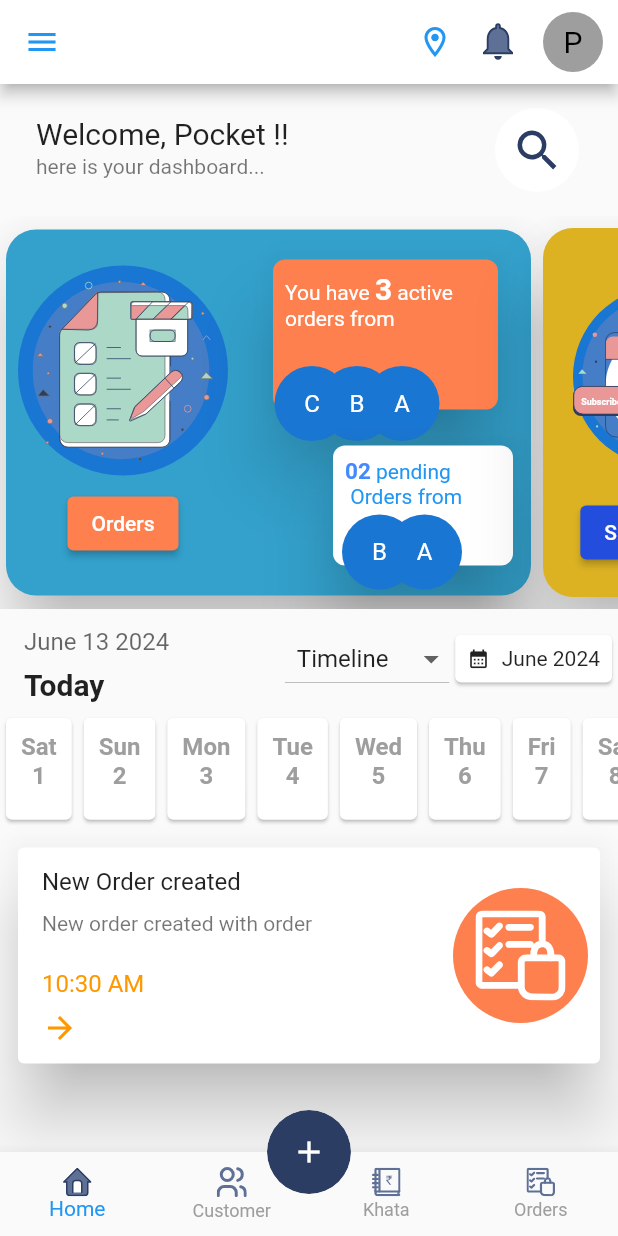
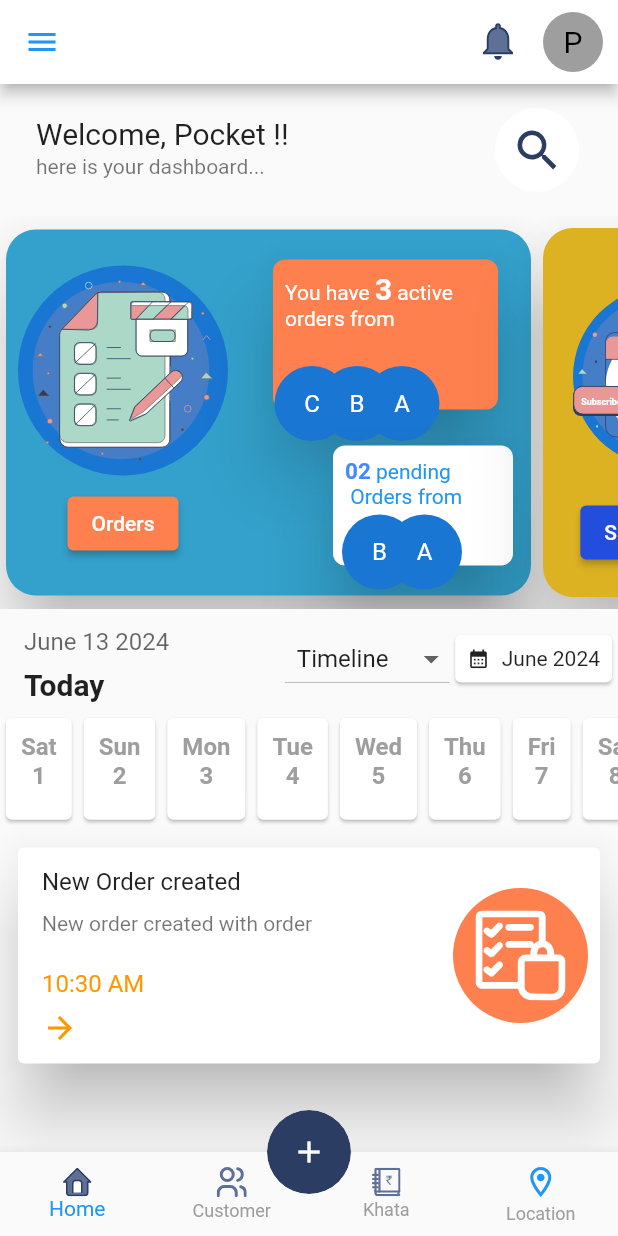
Before and after one commit to PankajChauhan1997/firebase, a Flutter app: the screen it shows once a user with an empty profile is signed in, on a phone screen of 412 x 824 dp. Run offline on Flutter 3.47's test engine with Material 2 defaults, Android fonts, the phone set to English and light mode, and no system bars; our stand-ins replace firebase_auth, firebase_core, flutter_svg, get, google_maps_flutter, location and 1 more; accounts and stored records are empty; network calls fail; project files that could hold a hidden picture were left out.

Commit message:
13/06/2024 pankaj

```diff
--- a/lib/controller/homeController.dart
+++ b/lib/controller/homeController.dart
@@ -1,10 +1,110 @@
 import 'package:firebase_auth/firebase_auth.dart';
+import 'package:flutter/cupertino.dart';
+import 'package:flutter/material.dart';
 import 'package:get/get.dart';
+import 'package:intl/intl.dart';
+import 'package:package_info_plus/package_info_plus.dart';
 import 'package:pankaj_fires/view/signupView.dart';
 
+import '../view/homeView.dart';
+
 class HomeController extends GetxController {
+  var selectedIndex = 0.obs;
+  final TextEditingController dateController = TextEditingController();
+  final Rx<DateTime> selectedDate = DateTime.now().obs;
   Future<void> signOut() async {
     await FirebaseAuth.instance.signOut();
     Get.offAll(SignUp());
   }
+
+  void selectDate(DateTime date) {
+    dateController.text = DateFormat('MMMM dd yyyy').format(date);
+    selectedDate.value = date;
+  }
+
+  String getDayOfWeek(DateTime date) {
+    List<String> days = ['Mon', 'Tue', 'Wed', 'Thu', 'Fri', 'Sat', 'Sun'];
+    return days[date.weekday - 1];
+  }
+
+  var dropdownValue = 'Timeline'.obs;
+
+  void updateValue(String newValue) {
+    dropdownValue.value = newValue;
+  }
+
+  int getLastDayOfMonth() {
+    DateTime now = DateTime.now();
+    DateTime lastDayOfMonth = DateTime(now.year, now.month + 1, 0);
+    return lastDayOfMonth.day;
+  }
+
+  void changeIndex(int index) {
+    selectedIndex.value = index;
+  }
 }
+
+class AppDrawer extends StatelessWidget {
+  @override
+  Widget build(BuildContext context) {
+    return FutureBuilder<PackageInfo>(
+      future: PackageInfo.fromPlatform(),
+      builder: (context, snapshot) {
+        if (snapshot.connectionState == ConnectionState.waiting) {
+          return Center(child: CircularProgressIndicator());
+        } else if (snapshot.hasError) {
+          return Center(child: Text('Error loading version'));
+        } else {
+          final packageInfo = snapshot.data;
+          final version = packageInfo?.version ?? 'Unknown version';
+          return Drawer(
+            child: Column(
+              mainAxisAlignment: MainAxisAlignment.spaceBetween,
+              children: <Widget>[
+                Expanded(
+                  child: ListView(
+                    padding: EdgeInsets.zero,
+                    children: <Widget>[
+                      DrawerHeader(
+                        decoration: BoxDecoration(
+                            image: DecorationImage(
+                                image: AssetImage(
+                                    'assets/pocket_hrms_main_logo.png'))),
+                        child: Text(''),
+                      ),
+                      ListTile(
+                        leading: Icon(Icons.home),
+                        title: Text('Home'),
+                        onTap: () {
+                          Navigator.pop(context);
+                          Navigator.push(
+                            context,
+                            MaterialPageRoute(builder: (context) => HomePage()),
+                          );
+                        },
+                      ),
+                      ListTile(
+                        leading: Icon(Icons.person),
+                        title: Text('Profile'),
+                        onTap: () {},
+                      ),
+                      ListTile(
+                        leading: Icon(Icons.settings),
+                        title: Text('Settings'),
+                        onTap: () {},
+                      ),
+                    ],
+                  ),
+                ),
+                Padding(
+                  padding: const EdgeInsets.all(16.0),
+                  child: Text('Version: $version'),
+                ),
+              ],
+            ),
+          );
+        }
+      },
+    );
+  }
+}
--- /dev/null
+++ b/lib/model/customerData.dart
@@ -0,0 +1,135 @@
+// To parse this JSON data, do
+//
+//     final customersData = customersDataFromJson(jsonString);
+
+import 'dart:convert';
+
+List<CustomersDataModel> customersDataFromJson(String str) =>
+    List<CustomersDataModel>.from(
+        json.decode(str).map((x) => CustomersDataModel.fromJson(x)));
+
+String customersDataToJson(List<CustomersDataModel> data) =>
+    json.encode(List<dynamic>.from(data.map((x) => x.toJson())));
+
+class CustomersDataModel {
+  int id;
+  String name;
+  String username;
+  String email;
+  Address? address;
+  String phone;
+  String website;
+  Company? company;
+
+  CustomersDataModel({
+    this.id = 0,
+    this.name = '',
+    this.username = '',
+    this.email = '',
+    this.address,
+    this.phone = '',
+    this.website = '',
+    this.company,
+  });
+
+  factory CustomersDataModel.fromJson(Map<String, dynamic> json) =>
+      CustomersDataModel(
+        id: json["id"],
+        name: json["name"],
+        username: json["username"],
+        email: json["email"],
+        address:
+            json["address"] == null ? null : Address.fromJson(json["address"]),
+        phone: json["phone"],
+        website: json["website"],
+        company:
+            json["company"] == null ? null : Company.fromJson(json["company"]),
+      );
+
+  Map<String, dynamic> toJson() => {
+        "id": id,
+        "name": name,
+        "username": username,
+        "email": email,
+        "address": address?.toJson(),
+        "phone": phone,
+        "website": website,
+        "company": company?.toJson(),
+      };
+}
+
+class Address {
+  String? street;
+  String? suite;
+  String? city;
+  String? zipcode;
+  Geo? geo;
+
+  Address({
+    this.street,
+    this.suite,
+    this.city,
+    this.zipcode,
+    this.geo,
+  });
+
+  factory Address.fromJson(Map<String, dynamic> json) => Address(
+        street: json["street"],
+        suite: json["suite"],
+        city: json["city"],
+        zipcode: json["zipcode"],
+        geo: json["geo"] == null ? null : Geo.fromJson(json["geo"]),
+      );
+
+  Map<String, dynamic> toJson() => {
+        "street": street,
+        "suite": suite,
+        "city": city,
+        "zipcode": zipcode,
+        "geo": geo?.toJson(),
+      };
+}
+
+class Geo {
+  String? lat;
+  String? lng;
+
+  Geo({
+    this.lat,
+    this.lng,
+  });
+
+  factory Geo.fromJson(Map<String, dynamic> json) => Geo(
+        lat: json["lat"],
+        lng: json["lng"],
+      );
+
+  Map<String, dynamic> toJson() => {
+        "lat": lat,
+        "lng": lng,
+      };
+}
+
+class Company {
+  String? name;
+  String? catchPhrase;
+  String? bs;
+
+  Company({
+    this.name,
+    this.catchPhrase,
+    this.bs,
+  });
+
+  factory Company.fromJson(Map<String, dynamic> json) => Company(
+        name: json["name"],
+        catchPhrase: json["catchPhrase"],
+        bs: json["bs"],
+      );
+
+  Map<String, dynamic> toJson() => {
+        "name": name,
+        "catchPhrase": catchPhrase,
+        "bs": bs,
+      };
+}
--- a/lib/view/homeView.dart
+++ b/lib/view/homeView.dart
@@ -4,36 +4,12 @@ import 'package:get/get.dart';
 import 'package:get/get_core/src/get_main.dart';
 import 'package:intl/intl.dart';
 import 'package:pankaj_fires/view/locationView.dart';
-
+import '../controller/customerDataController.dart';
 import '../controller/homeController.dart';
-import 'package:package_info_plus/package_info_plus.dart';
+import 'customerDataView.dart';
 
 class HomePage extends StatelessWidget {
   HomeController controller = Get.put(HomeController());
-  final TextEditingController dateController = TextEditingController();
-  final Rx<DateTime> selectedDate = DateTime.now().obs;
-
-  void selectDate(DateTime date) {
-    dateController.text = DateFormat('MMMM dd yyyy').format(date);
-    selectedDate.value = date;
-  }
-
-  String _getDayOfWeek(DateTime date) {
-    List<String> days = ['Mon', 'Tue', 'Wed', 'Thu', 'Fri', 'Sat', 'Sun'];
-    return days[date.weekday - 1];
-  }
-
-  var dropdownValue = 'Timeline'.obs;
-
-  void updateValue(String newValue) {
-    dropdownValue.value = newValue;
-  }
-
-  int _getLastDayOfMonth() {
-    DateTime now = DateTime.now();
-    DateTime lastDayOfMonth = DateTime(now.year, now.month + 1, 0);
-    return lastDayOfMonth.day;
-  }
 
   @override
   Widget build(BuildContext context) {
@@ -51,20 +27,25 @@ class HomePage extends StatelessWidget {
               },
             ),
             actions: [
+              // InkWell(
+              //   onTap: () {
+              //     Get.to(LocationPage());
+              //   },
+              //   child: Icon(
+              //     Icons.location_on_outlined,
+              //     color: Colors.blue,
+              //   ),
+              // ),
+              SizedBox(width: 10),
               InkWell(
-                onTap: () {
-                  Get.to(LocationPage());
-                },
-                child: Icon(
-                  Icons.location_on_outlined,
-                  color: Colors.blue,
-                ),
-              ),
-              SizedBox(width: 10),
-              SvgPicture.asset(
+                child: SvgPicture.asset(
                   'assets/≡ƒôìTrailing icon 1.svg',
                   width: 40,
                   height: 40,
+                ),
+                onTap: () {
+                  Get.to(customerData());
+                },
               ),
               SizedBox(width: 10),
               Flexible(
@@ -823,7 +804,7 @@ class HomePage extends StatelessWidget {
                         crossAxisAlignment: CrossAxisAlignment.start,
                         children: [
                           TextField(
-                            controller: dateController,
+                            controller: controller.dateController,
                             readOnly: true,
                             decoration: InputDecoration(
                               hintText:
@@ -846,10 +827,10 @@ class HomePage extends StatelessWidget {
                     Obx(() {
                       // Use Obx to update the DropdownButton when the state changes
                       return DropdownButton<String>(
-                        value: dropdownValue.value,
+                        value: controller.dropdownValue.value,
                         onChanged: (String? newValue) {
                           if (newValue != null) {
-                            updateValue(newValue);
+                            controller.updateValue(newValue);
                           }
                         },
                         items: <String>[
@@ -893,7 +874,7 @@ class HomePage extends StatelessWidget {
                   scrollDirection: Axis.horizontal,
                   child: Row(
                     children: <Widget>[
-                      for (int i = 1; i <= _getLastDayOfMonth(); i++)
+                      for (int i = 1; i <= controller.getLastDayOfMonth(); i++)
                         GestureDetector(
                           onTap: () {
                             DateTime selectedDate = DateTime(
@@ -901,7 +882,7 @@ class HomePage extends StatelessWidget {
                               DateTime.now().month,
                               i,
                             );
-                            selectDate(selectedDate);
+                            controller.selectDate(selectedDate);
                           },
                           child: Obx(
                             () => Card(
@@ -911,7 +892,7 @@ class HomePage extends StatelessWidget {
                                   mainAxisSize: MainAxisSize.min,
                                   children: <Widget>[
                                     Text(
-                                      _getDayOfWeek(DateTime(
+                                      controller.getDayOfWeek(DateTime(
                                         DateTime.now().year,
                                         DateTime.now().month,
                                         i,
@@ -919,7 +900,9 @@ class HomePage extends StatelessWidget {
                                       style: TextStyle(
                                         fontSize: 16.0,
                                         fontWeight: FontWeight.bold,
-                                        color: selectedDate.value.day == i
+                                        color: controller
+                                                    .selectedDate.value.day ==
+                                                i
                                             ? Colors
                                                 .black // Dark color for selected date
                                             : Colors
@@ -931,7 +914,9 @@ class HomePage extends StatelessWidget {
                                       style: TextStyle(
                                         fontSize: 16.0,
                                         fontWeight: FontWeight.bold,
-                                        color: selectedDate.value.day == i
+                                        color: controller
+                                                    .selectedDate.value.day ==
+                                                i
                                             ? Colors
                                                 .black // Dark color for selected date
                                             : Colors
@@ -939,7 +924,7 @@ class HomePage extends StatelessWidget {
                                       ),
                                     ),
                                     SizedBox(height: 10.0),
-                                    if (selectedDate.value.day == i)
+                                    if (controller.selectedDate.value.day == i)
                                       Container(
                                         width: 5,
                                         height: 5,
@@ -1014,7 +999,7 @@ class HomePage extends StatelessWidget {
               ],
             ),
           ),
-          bottomNavigationBar: BottomNavigationBar(
+          bottomNavigationBar: Obx(() => BottomNavigationBar(
                 type: BottomNavigationBarType.fixed,
                 items: [
                   BottomNavigationBarItem(
@@ -1030,13 +1015,37 @@ class HomePage extends StatelessWidget {
                     label: 'Khata',
                   ),
                   BottomNavigationBarItem(
-                icon: SvgPicture.asset('assets/Group 914.svg'),
-                label: 'Orders',
+                    icon: Icon(
+                      Icons.location_on_outlined,
+                      color: Colors.blue,
+                    ),
+                    label: 'Location',
                   ),
                 ],
                 selectedItemColor: Colors.blue,
                 unselectedItemColor: Colors.grey,
-          ),
+                currentIndex: controller.selectedIndex
+                    .value, // Assuming you have a variable to track the current index
+                onTap: (int index) {
+                  // Update the current index variable in the controller
+                  controller.changeIndex(index);
+                  // Handle navigation or action based on the selected index
+                  switch (index) {
+                    case 0:
+                      Get.to(() => HomePage());
+                      break;
+                    case 1:
+                      Get.to(() => customerDataPage());
+                      break;
+                    case 2:
+                      // Handle Khata navigation or action
+                      break;
+                    case 3:
+                      Get.to(() => LocationPage());
+                      break;
+                  }
+                },
+              )),
           floatingActionButtonLocation:
               FloatingActionButtonLocation.centerDocked,
           floatingActionButton: ClipRRect(
@@ -1056,68 +1065,3 @@ class HomePage extends StatelessWidget {
     );
   }
 }
-
-class AppDrawer extends StatelessWidget {
-  @override
-  Widget build(BuildContext context) {
-    return FutureBuilder<PackageInfo>(
-      future: PackageInfo.fromPlatform(),
-      builder: (context, snapshot) {
-        if (snapshot.connectionState == ConnectionState.waiting) {
-          return Center(child: CircularProgressIndicator());
-        } else if (snapshot.hasError) {
-          return Center(child: Text('Error loading version'));
-        } else {
-          final packageInfo = snapshot.data;
-          final version = packageInfo?.version ?? 'Unknown version';
-          return Drawer(
-            child: Column(
-              mainAxisAlignment: MainAxisAlignment.spaceBetween,
-              children: <Widget>[
-                Expanded(
-                  child: ListView(
-                    padding: EdgeInsets.zero,
-                    children: <Widget>[
-                      DrawerHeader(
-                        decoration: BoxDecoration(
-                            image: DecorationImage(
-                                image: AssetImage(
-                                    'assets/pocket_hrms_main_logo.png'))),
-                        child: Text(''),
-                      ),
-                      ListTile(
-                        leading: Icon(Icons.home),
-                        title: Text('Home'),
-                        onTap: () {
-                          Navigator.pop(context);
-                          Navigator.push(
-                            context,
-                            MaterialPageRoute(builder: (context) => HomePage()),
-                          );
-                        },
-                      ),
-                      ListTile(
-                        leading: Icon(Icons.person),
-                        title: Text('Profile'),
-                        onTap: () {},
-                      ),
-                      ListTile(
-                        leading: Icon(Icons.settings),
-                        title: Text('Settings'),
-                        onTap: () {},
-                      ),
-                    ],
-                  ),
-                ),
-                Padding(
-                  padding: const EdgeInsets.all(16.0),
-                  child: Text('Version: $version'),
-                ),
-              ],
-            ),
-          );
-        }
-      },
-    );
-  }
-}
--- a/lib/view/loginView.dart
+++ b/lib/view/loginView.dart
@@ -79,12 +79,14 @@ class logIn extends StatelessWidget {
                     alignment: Alignment.centerRight,
                     child: TextButton(
                         onPressed: () {
+                          CircularProgressIndicator();
                           Get.to(ForgotPassword());
                         },
                         child: Text("Forgot Password")),
                   ),
                   ElevatedButton(
                       onPressed: () {
+                        CircularProgressIndicator();
                         controller.signIn();
                       },
                       style: ElevatedButton.styleFrom(
@@ -140,6 +142,7 @@ class logIn extends StatelessWidget {
                   ),
                   TextButton(
                       onPressed: () {
+                        CircularProgressIndicator();
                         Get.to(() => SignUp());
                       },
                       child: Text("Don't have an account?"))
--- a/pubspec.yaml
+++ b/pubspec.yaml
@@ -44,6 +44,7 @@ dependencies:
   google_maps_flutter: ^2.5.3
   path_provider: ^2.1.2
   package_info_plus: ^4.2.0
+  http: ^1.1.0
 
 dev_dependencies:
   flutter_test:
```
Also changed, not shown: lib/controller/customerDataController.dart (added, +34 -0 lines), lib/view/customerDataView.dart (added, +41 -0 lines), pubspec.lock. Lines whose indentation alone changed are shown as unchanged.
